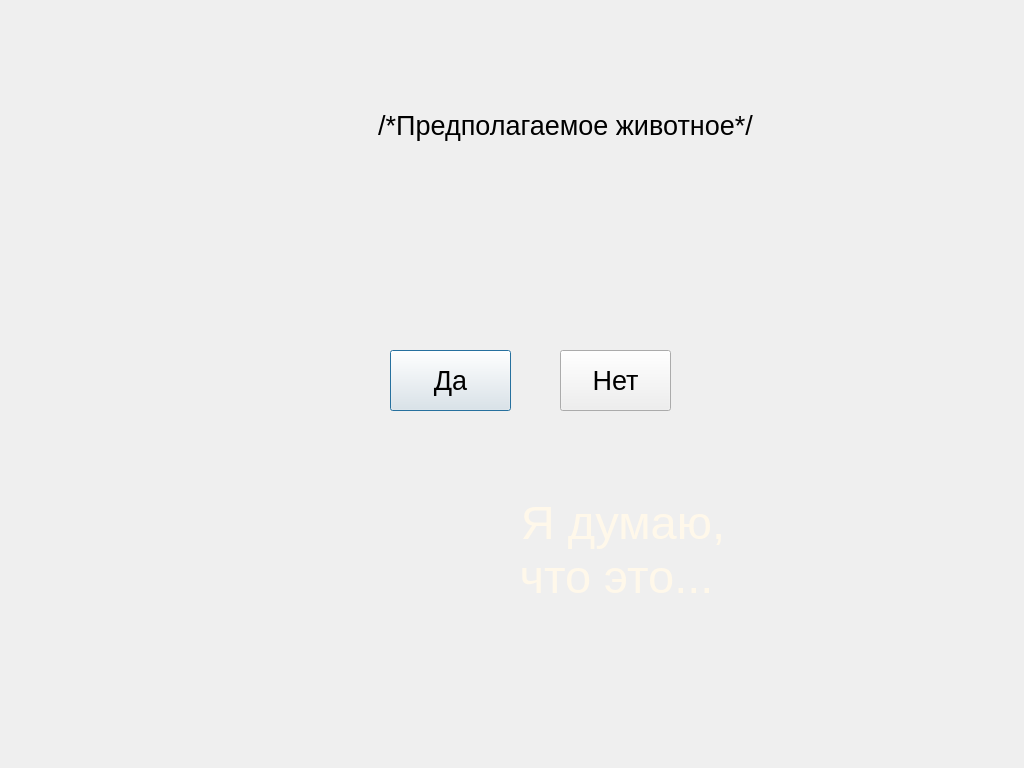
Qt form QtPetinator/guess.ui (krbroman/Petinator) before a commit.
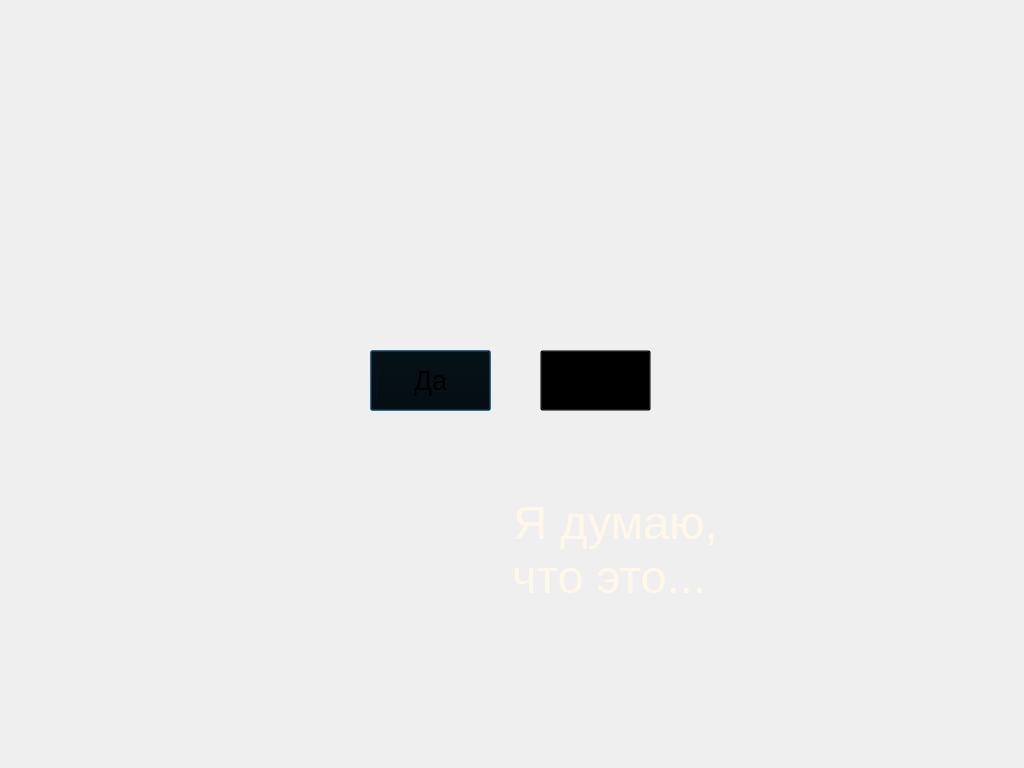
The same form after that commit.

Patch:
```diff
--- a/QtPetinator/guess.ui
+++ b/QtPetinator/guess.ui
@@ -16,7 +16,7 @@
   <widget class="QPushButton" name="pushButton_Yes">
    <property name="geometry">
     <rect>
-     <x>390</x>
+     <x>370</x>
      <y>350</y>
      <width>121</width>
      <height>61</height>
@@ -27,6 +27,9 @@
      <pointsize>20</pointsize>
     </font>
    </property>
+   <property name="styleSheet">
+    <string notr="true">background-color: transparent</string>
+   </property>
    <property name="text">
     <string>Да</string>
    </property>
@@ -34,7 +37,7 @@
   <widget class="QPushButton" name="pushButton_No">
    <property name="geometry">
     <rect>
-     <x>560</x>
+     <x>540</x>
      <y>350</y>
      <width>111</width>
      <height>61</height>
@@ -45,6 +48,9 @@
      <pointsize>20</pointsize>
     </font>
    </property>
+   <property name="styleSheet">
+    <string notr="true">background-color: transparent</string>
+   </property>
    <property name="text">
     <string>Нет</string>
    </property>
@@ -52,10 +58,10 @@
   <widget class="QLabel" name="label">
    <property name="geometry">
     <rect>
-     <x>513</x>
-     <y>496</y>
-     <width>220</width>
-     <height>105</height>
+     <x>470</x>
+     <y>470</y>
+     <width>291</width>
+     <height>161</height>
     </rect>
    </property>
    <property name="font">
@@ -91,7 +97,7 @@
     </font>
    </property>
    <property name="text">
-    <string>&lt;p align=&quot;center&quot;&gt;/*Предполагаемое животное*/&lt;/p&gt;</string>
+    <string>&lt;html&gt;&lt;head/&gt;&lt;body&gt;&lt;p align=&quot;center&quot;&gt;&lt;br/&gt;&lt;/p&gt;&lt;/body&gt;&lt;/html&gt;</string>
    </property>
   </widget>
   <widget class="QLabel" name="label1">
```
